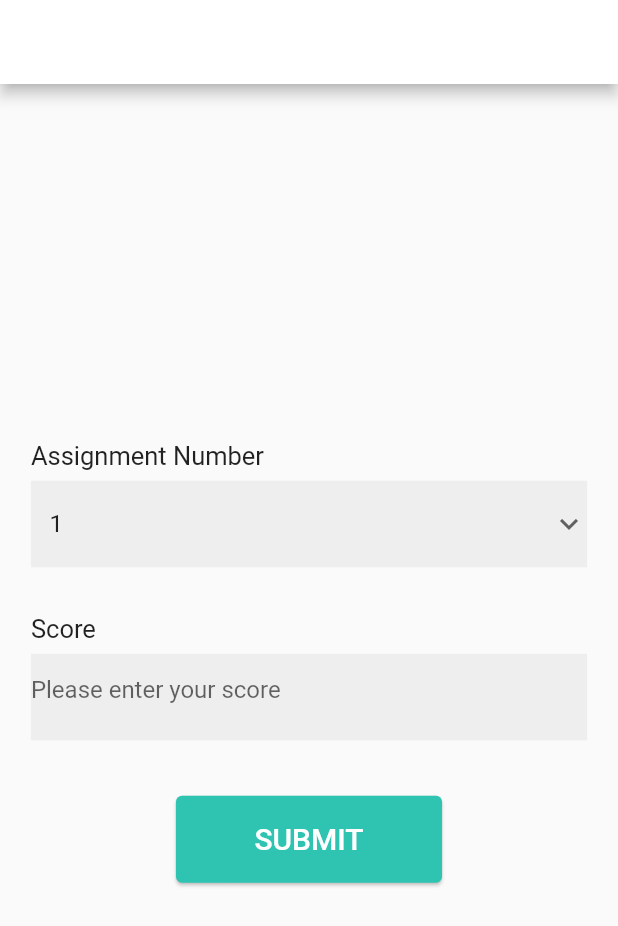
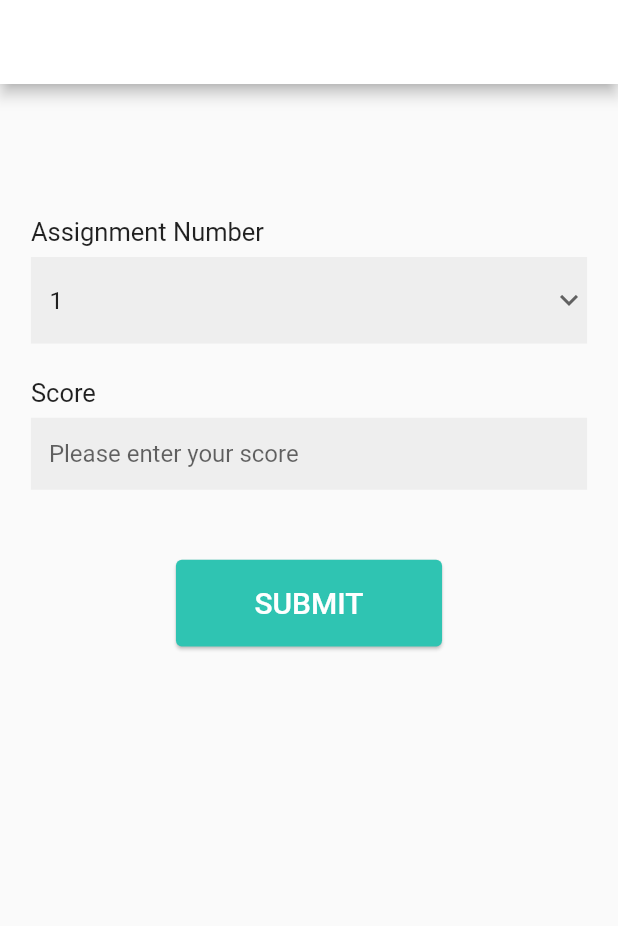
Before and after one commit to Deeksharora/flutter, a Flutter app: the TrackScreen screen opened directly, on a phone screen of 412 x 824 dp. Shown: the top 926 px of the screen. Run offline on Flutter 3.47's test engine with Material 2 defaults, Android fonts, the phone set to English and light mode, and no system bars; our stand-ins replace cloud_firestore, firebase_auth, firebase_core, flutter_signin_button, google_sign_in, shared_preferences; accounts and stored records are empty.

Commit message:
marks_tracking_app

```diff
--- a/flutterproject/lib/screens/coursemodule.dart
+++ b/flutterproject/lib/screens/coursemodule.dart
@@ -12,7 +12,9 @@ class _CourseModuleScreenState extends State<CourseModuleScreen> {
   @override
   Widget build(BuildContext context) {
     var screenSize = MediaQuery.of(context).size;
-    return Scaffold(
+    return MaterialApp(
+      debugShowCheckedModeBanner: false,
+      home: Scaffold(
         appBar: AppBar(
           backgroundColor: Color(0xff2FC4B2),
         ),
@@ -46,6 +48,7 @@ class _CourseModuleScreenState extends State<CourseModuleScreen> {
               ),
           )
         )
+      ),
     );
   }
 }
--- a/flutterproject/lib/screens/track.dart
+++ /dev/null
@@ -1,249 +0,0 @@
-import 'package:flutter/material.dart';
-import 'package:flutterproject/screens/navigation.dart';
-import 'navigation.dart';
-import 'package:cloud_firestore/cloud_firestore.dart';
-import 'package:firebase_auth/firebase_auth.dart';
-import 'package:flutterproject/database.dart';
-
-
-class TrackScreen extends StatefulWidget {
-
-  @override
-  _TrackScreenState createState() => _TrackScreenState();
-}
-
-class _TrackScreenState extends State<TrackScreen> {
- double marks=0;
-  int dropdownValue = 1;
-  List <int> assignmentlist = [1,2,3,4,5];
-   GlobalKey<FormState> _formkey = GlobalKey<FormState>();
-   @override
-  Widget build(BuildContext context) {
-
-      FirebaseAuth _auth = FirebaseAuth.instance;
-
-
-    var screenSize = MediaQuery.of(context).size;
-    return Scaffold(
-      appBar: AppBar(backgroundColor: Colors.white,),
-
-      body: Form(
-        key: _formkey,
-        child: StreamBuilder(
-          stream: FirebaseFirestore.instance.collection('course').doc(_auth.currentUser!.uid).snapshots(),
-            builder:
-                (BuildContext context, AsyncSnapshot<DocumentSnapshot> snapshot){
-                  if (snapshot.hasData)
-                  {
-                     // return PageView.builder(
-                    //itemCount: snapshot.data!.docs.length,
-                    //itemBuilder: (BuildContext context, int index){
-                     //var document = snapshot.data!.docs.elementAt(index);
-
-
-
-        return SafeArea(
-
-
-
-              child: Center(
-                child: Column(
-                  crossAxisAlignment: CrossAxisAlignment.center,
-                  mainAxisAlignment: MainAxisAlignment.spaceAround,
-                  children: <Widget>[
-                    Column(
-                      children: [
-                          Column(
-                            mainAxisAlignment: MainAxisAlignment.spaceBetween,
-                            children: [
-                              Container(
-                                width: screenSize.width * 0.9,
-                                height: screenSize.height * 0.04,
-                                alignment: Alignment.centerLeft,
-                                child: Text(
-                                  'Assignment Number',
-                                  style: TextStyle(fontSize: 17),
-                                ),
-                              ),
-                              Container(
-                                width: screenSize.width * 0.9,
-                                height: screenSize.height * 0.07,
-                                padding:
-                                    EdgeInsets.only(left: screenSize.width * 0.03),
-                                color: Colors.grey[200],
-                                child: DropdownButtonHideUnderline(
-                                  child: DropdownButton(
-                                    icon: Icon(
-                                      Icons.expand_more_sharp,
-                                    ),
-                                    dropdownColor: Colors.grey[200],
-                                    isExpanded: true,
-                                    value: dropdownValue,
-                                    onChanged: (int? newValue) {
-
-                                      setState(() {
-                                        dropdownValue = newValue!;
-                                      });
-                                    },
-                                    items:assignmentlist.map<DropdownMenuItem<int>>((int value) {
-                                      return DropdownMenuItem<int>(
-                                        value: value,
-                                        child: Text(value.toString()),
-                                      );
-                                    }).toList(),
-                                  ),
-                                ),
-                              ),
-                              SizedBox(
-                                width: screenSize.width * 0.90,
-                                height: screenSize.width * 0.06,
-                              ),
-                            ]),
-                              Column(
-                            mainAxisAlignment: MainAxisAlignment.spaceBetween,
-                            children: [
-                              Container(
-                                width: screenSize.width * 0.9,
-                                height: screenSize.height * 0.04,
-                                alignment: Alignment.centerLeft,
-                                child: Text(
-                                  'Score',
-                                  style: TextStyle(fontSize: 17),
-                                ),
-                              ),
-                              Container(
-                                width: screenSize.width * 0.9,
-                                height: screenSize.height * 0.07,
-                                color: Colors.grey[200],
-                                child: TextFormField(
-
-                                  validator : (input)
-                                {
-                                  if(input!.isEmpty)
-                                  return 'Please enter the score';
-
-
-                                },
-                                //onSaved: (input) => marks = input! as double,
-                                  onChanged: (input) async {
-                                    if(dropdownValue==1)
-                                    {
-                                      marks = input as double;
-                                      if(snapshot.data!['a1']== -1)
-                                      {
-                                      await Database(uid:_auth.currentUser!.uid).updatecount(snapshot.data!['count']+1);
-                                      }
-                                      await Database(uid:_auth.currentUser!.uid).updatea1(marks);
-                                    }
-                                    else if(dropdownValue==2)
-                                    {
-                                      marks = input as double;
-                                      if(snapshot.data!['a2']== -1)
-                                      {
-                                      await Database(uid:_auth.currentUser!.uid).updatecount(snapshot.data!['count']+1);
-                                      }
-                                      await Database(uid:_auth.currentUser!.uid).updatea2(marks);
-                                    }
-                                    else if(dropdownValue==3)
-                                    {
-                                      marks = input as double;
-                                      if(snapshot.data!['a3']== -1)
-                                      {
-                                      await Database(uid:_auth.currentUser!.uid).updatecount(snapshot.data!['count']+1);
-                                      }
-                                      await Database(uid:_auth.currentUser!.uid).updatea3(marks);
-                                    }
-                                    else if(dropdownValue==4)
-                                    {
-                                      marks = input as double;
-                                      if(snapshot.data!['a4']== -1)
-                                      {
-                                      await Database(uid:_auth.currentUser!.uid).updatecount(snapshot.data!['count']+1);
-                                      }
-                                      await Database(uid:_auth.currentUser!.uid).updatea4(marks);
-                                    }
-                                    else if(dropdownValue==5)
-                                    {
-                                      marks = input as double;
-                                      if(snapshot.data!['a5']== -1)
-                                      {
-                                      await Database(uid:_auth.currentUser!.uid).updatecount(snapshot.data!['count']+1);
-                                      }
-                                      await Database(uid:_auth.currentUser!.uid).updatea5(marks);
-                                    }
-                                    //if(snapshot.data!['Assignment'][dropdownValue] == -1 )
-                                    //{
-                                     // List assign =snapshot.data!['Assignment'];
-                                      //assign[dropdownValue-1]=input;
-                                     //marks = input as double;
-                                      //await Database(uid:_auth.currentUser!.uid).updatesum(assign,marks);
-
-                                    //}
-
-                                  },
-
-                                  obscureText: false,
-                                  decoration: InputDecoration(
-                                    border: InputBorder.none,
-
-
-                                    hintText: 'Please enter your score',
-                                  ),
-                                ),
-                              ),
-                            ],
-                          ),
-                          SizedBox(
-                                width: screenSize.width * 0.90,
-                                height: screenSize.width * 0.08,
-                              ),
-
-                        Container(
-                          width: screenSize.width * 0.45,
-                          height: screenSize.height * 0.08,
-                          child: Card(
-                            color: Color(0xff2FC4B2),
-                            child: TextButton(onPressed: () {
-                               if (_formkey.currentState!.validate()) {
-
-                                     ScaffoldMessenger.of(context).showSnackBar(
-                                     const SnackBar(content: Text('Processing Data')),
-                               );
-                              }
-
-                              Navigator.push(context, MaterialPageRoute(builder: (context)=> NavigationScreen() ));
-
-                            }, child: Text('SUBMIT',style: TextStyle(color: Colors.white,fontSize: 20),)),
-                          ),
-                        ),
-
-                      ],
-                    ),
-                  ],
-                )
-
-              ),
-
-          );
-
-
-
-
-                 // }
-                  //);
-                  }
-                  else {
-                debugPrint('Loading...');
-                return Center(
-                  child: Text('Loading...'),
-                );
-              }
-
-                }
-          ),
-      ),
-
-
-    );
-  }
-}
--- /dev/null
+++ b/flutterproject/lib/screens/trackscreen.dart
@@ -0,0 +1,232 @@
+import 'package:flutter/material.dart';
+import 'package:cloud_firestore/cloud_firestore.dart';
+import 'package:firebase_auth/firebase_auth.dart';
+import 'package:flutterproject/database.dart';
+
+
+class TrackScreen extends StatefulWidget {
+
+  @override
+  _TrackScreenState createState() => _TrackScreenState();
+}
+
+class _TrackScreenState extends State<TrackScreen> {
+ var currentFocus;
+
+ unfocus() {
+    currentFocus = FocusScope.of(context);
+
+    if (!currentFocus.hasPrimaryFocus) {
+      currentFocus.unfocus();
+    }
+  }
+
+ double marks=0;
+ final markscontroller = TextEditingController();
+  int dropdownValue = 1;
+  List <int> assignmentlist = [1,2,3,4,5];
+   GlobalKey<FormState> _formkey = GlobalKey<FormState>();
+   @override
+  Widget build(BuildContext context) {
+
+      FirebaseAuth _auth = FirebaseAuth.instance;
+
+
+    var screenSize = MediaQuery.of(context).size;
+    return GestureDetector(
+      onTap: unfocus,
+      child: Scaffold(
+        appBar: AppBar(backgroundColor: Colors.white,),
+
+
+        body: Form(
+          key: _formkey,
+          child: StreamBuilder(
+            stream: FirebaseFirestore.instance.collection('course').doc(_auth.currentUser!.uid).snapshots(),
+              builder:
+                  (BuildContext context, AsyncSnapshot<DocumentSnapshot> snapshot){
+                    if (snapshot.hasData)
+                    {
+
+
+          return SingleChildScrollView(
+            child: SafeArea(
+
+
+              child:  Center(
+                child: Column(
+                  crossAxisAlignment: CrossAxisAlignment.center,
+
+                  mainAxisAlignment: MainAxisAlignment.spaceAround,
+                  children: <Widget>[
+                    SizedBox(height: screenSize.height*0.1,),
+                    Column(
+                      children: [
+                          Column(
+                            mainAxisAlignment: MainAxisAlignment.spaceBetween,
+                            children: [
+                              Container(
+                                width: screenSize.width * 0.9,
+                                height: screenSize.height * 0.04,
+                                alignment: Alignment.centerLeft,
+                                child: Text(
+                                  'Assignment Number',
+                                  style: TextStyle(fontSize: 17),
+                                ),
+                              ),
+                              Container(
+                                width: screenSize.width * 0.9,
+                                height: screenSize.height * 0.07,
+                                padding:
+                                    EdgeInsets.only(left: screenSize.width * 0.03),
+                                color: Colors.grey[200],
+                                child: DropdownButtonHideUnderline(
+                                  child: DropdownButton(
+                                    icon: Icon(
+                                      Icons.expand_more_sharp,
+                                    ),
+                                    dropdownColor: Colors.grey[200],
+                                    isExpanded: true,
+                                    value: dropdownValue,
+                                    onChanged: (int? newValue) {
+
+                                      setState(() {
+                                        dropdownValue = newValue!;
+                                      });
+                                    },
+                                    items:assignmentlist.map<DropdownMenuItem<int>>((int value) {
+                                      return DropdownMenuItem<int>(
+                                        value: value,
+                                        child: Text(value.toString()),
+                                      );
+                                    }).toList(),
+                                  ),
+                                ),
+                              ),
+                              SizedBox(
+                                width: screenSize.width * 0.90,
+                                height: screenSize.height * 0.02,
+                              ),
+                            ]),
+                              Column(
+                            mainAxisAlignment: MainAxisAlignment.spaceBetween,
+                            children: [
+                              Container(
+                                width: screenSize.width * 0.9,
+                                height: screenSize.height * 0.04,
+                                alignment: Alignment.centerLeft,
+                                child: Text(
+                                  'Score',
+                                  style: TextStyle(fontSize: 17),
+                                ),
+                              ),
+                              Container(
+                                width: screenSize.width * 0.9,
+                                height: screenSize.height * 0.07,
+                                child: TextFormField(
+                                  obscureText: false,
+                                 controller: markscontroller,
+                                  decoration: InputDecoration(
+                                    border: InputBorder.none,
+                                    fillColor: Colors.grey[200],
+                                    filled: true,
+                                    hintText: 'Please enter your score',
+                                  ),
+                                ),
+                              ),
+                            ],
+                          ),
+                          SizedBox(
+                                width: screenSize.width * 0.90,
+                                height: screenSize.height * 0.04,
+                              ),
+
+                        Container(
+                          width: screenSize.width * 0.45,
+                          height: screenSize.height * 0.08,
+                          child: Card(
+                            color: Color(0xff2FC4B2),
+                            child: TextButton(onPressed: () async {
+                              if(dropdownValue==1)
+                                        {
+
+                                          if(snapshot.data!['a1']== -1)
+                                          {
+                                          await Database(uid:_auth.currentUser!.uid).updatecount(snapshot.data!['count']+1);
+                                          }
+                                          await Database(uid:_auth.currentUser!.uid).updatea1(double.parse(markscontroller.text));
+                                        }
+                                        else if(dropdownValue==2)
+                                        {
+
+                                          if(snapshot.data!['a2']== -1)
+                                          {
+                                          await Database(uid:_auth.currentUser!.uid).updatecount(snapshot.data!['count']+1);
+                                          }
+                                          await Database(uid:_auth.currentUser!.uid).updatea2(double.parse(markscontroller.text));
+                                        }
+                                        else if(dropdownValue==3)
+                                        {
+
+                                          if(snapshot.data!['a3']== -1)
+                                          {
+                                          await Database(uid:_auth.currentUser!.uid).updatecount(snapshot.data!['count']+1);
+                                          }
+                                          await Database(uid:_auth.currentUser!.uid).updatea3(double.parse(markscontroller.text));
+                                        }
+                                        else if(dropdownValue==4)
+                                        {
+
+                                          if(snapshot.data!['a4']== -1)
+                                          {
+                                          await Database(uid:_auth.currentUser!.uid).updatecount(snapshot.data!['count']+1);
+                                          }
+                                          await Database(uid:_auth.currentUser!.uid).updatea4(double.parse(markscontroller.text));
+                                        }
+                                        else if(dropdownValue==5)
+                                        {
+
+                                          if(snapshot.data!['a5']== -1)
+                                          {
+                                          await Database(uid:_auth.currentUser!.uid).updatecount(snapshot.data!['count']+1);
+                                          }
+                                          await Database(uid:_auth.currentUser!.uid).updatea5(double.parse(markscontroller.text));
+                                        }
+                              Navigator.pop(context);
+
+                            }, child: Text('SUBMIT',style: TextStyle(color: Colors.white,fontSize: 20),)),
+                          ),
+                        ),
+
+                      ],
+                    ),
+                  ],
+                )
+
+              )
+
+              ),
+          );
+
+
+
+
+                   // }
+                    //);
+                    }
+                    else {
+                  debugPrint('Loading...');
+                  return Center(
+                    child: Text('Loading...'),
+                  );
+                }
+
+                  }
+            ),
+        ),
+
+
+      ),
+    );
+  }
+}
--- a/flutterproject/pubspec.yaml
+++ b/flutterproject/pubspec.yaml
@@ -34,6 +34,7 @@ dependencies:
   google_sign_in: ^5.0.7
   provider: ^6.0.0
   shared_preferences: ^2.0.6
+
 
 dev_dependencies:
   flutter_test:
```
Also changed, not shown: flutterproject/lib/screens/home.dart (+5 -2 lines), flutterproject/lib/screens/settings.dart (+5 -2 lines). Lines whose indentation alone changed are shown as unchanged.
